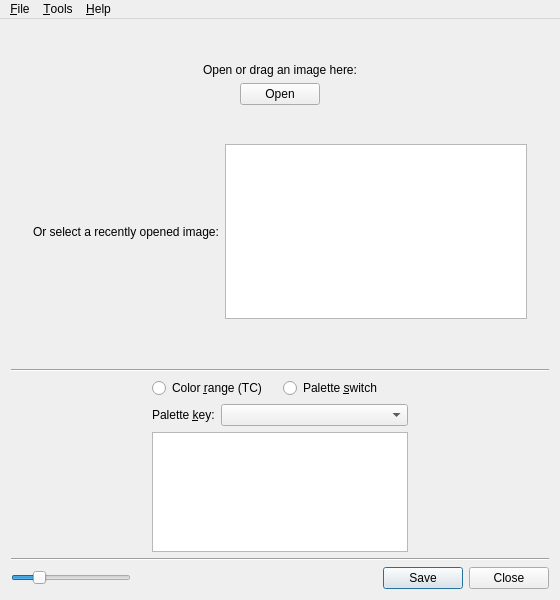
Qt form src/mainwindow.ui (irydacea/wespal) before a commit.
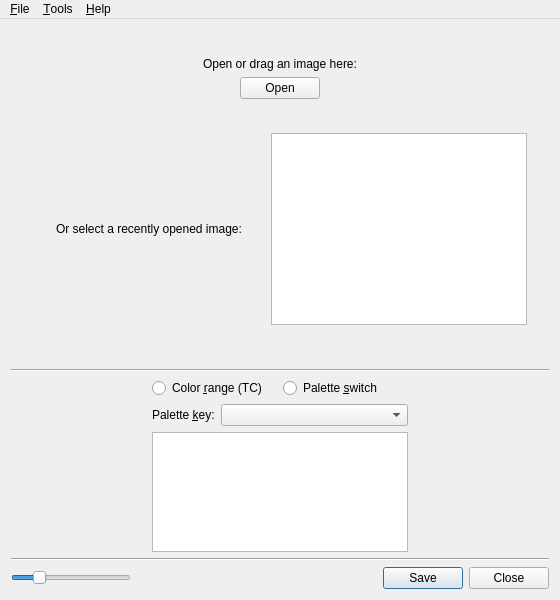
The same form after that commit. The open tabs and pages were chosen to show the change. Icons and pictures are not drawn. Custom widgets are drawn as their Qt base class.

Commit message: main: Minor layout changes

Diff of the .ui file:
```diff
--- a/src/mainwindow.ui
+++ b/src/mainwindow.ui
@@ -159,6 +159,9 @@
           <property name="alignment">
            <set>Qt::AlignCenter</set>
           </property>
+          <property name="wordWrap">
+           <bool>true</bool>
+          </property>
          </widget>
         </item>
         <item>
@@ -237,6 +240,9 @@
                <property name="alignment">
                 <set>Qt::AlignCenter</set>
                </property>
+               <property name="wordWrap">
+                <bool>true</bool>
+               </property>
               </widget>
              </item>
              <item>
@@ -257,7 +263,7 @@
            <item>
             <widget class="QListWidget" name="listMru">
              <property name="sizePolicy">
-              <sizepolicy hsizetype="MinimumExpanding" vsizetype="Expanding">
+              <sizepolicy hsizetype="Preferred" vsizetype="Expanding">
                <horstretch>0</horstretch>
                <verstretch>0</verstretch>
               </sizepolicy>
```
Left out of the diff: 8 changed lines with no effect on the pictures.
